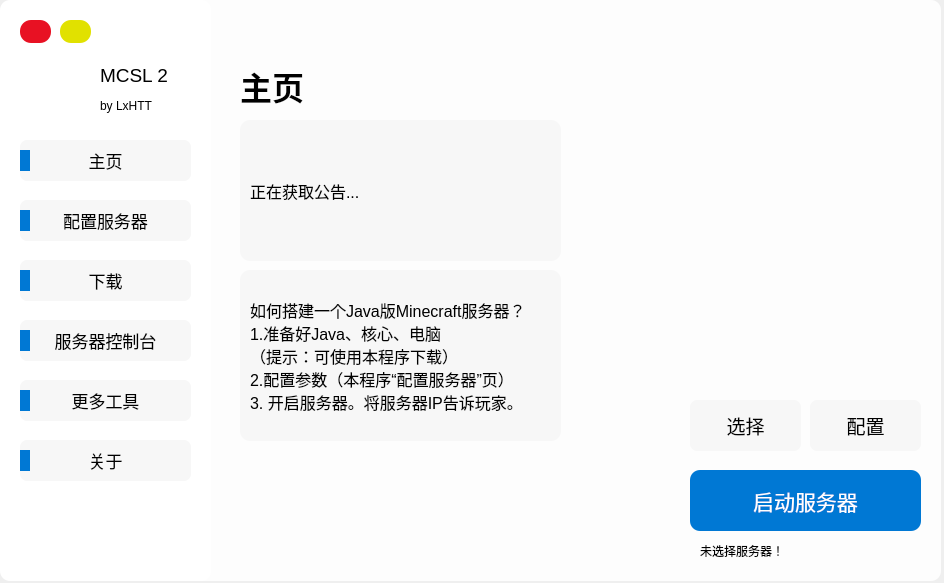
This is resources/MCSL2_MainWindow.ui in MCSLTeam/MCSL2 as Qt 5 draws it before an edit. The edited form follows.
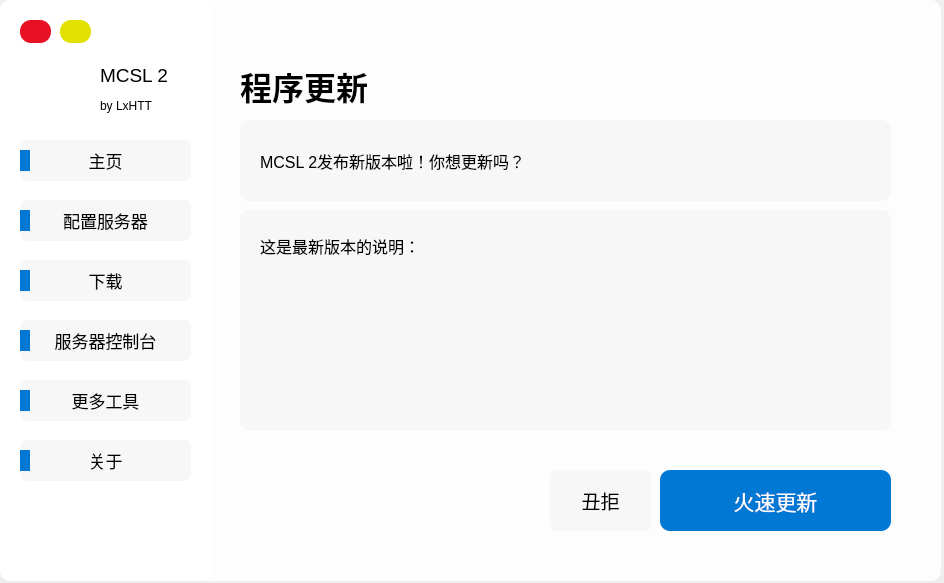
This is the edited form. Icons and pictures are not drawn.

Commit message: 做完新下载界面。

```diff
--- a/resources/MCSL2_MainWindow.ui
+++ b/resources/MCSL2_MainWindow.ui
@@ -660,7 +660,7 @@
      <enum>QFrame::NoFrame</enum>
     </property>
     <property name="currentIndex">
-     <number>0</number>
+     <number>8</number>
     </property>
     <widget class="QWidget" name="HomePage">
      <widget class="QLabel" name="Home_Label">
@@ -3098,6 +3098,225 @@
       </widget>
      </widget>
     </widget>
+    <widget class="QWidget" name="UpdatePage">
+     <widget class="QLabel" name="Update_Label">
+      <property name="geometry">
+       <rect>
+        <x>30</x>
+        <y>80</y>
+        <width>171</width>
+        <height>51</height>
+       </rect>
+      </property>
+      <property name="font">
+       <font>
+        <family>Microsoft YaHei UI</family>
+        <pointsize>24</pointsize>
+        <weight>75</weight>
+        <bold>true</bold>
+       </font>
+      </property>
+      <property name="text">
+       <string>程序更新</string>
+      </property>
+     </widget>
+     <widget class="QWidget" name="Update_Tip1_Widget" native="true">
+      <property name="geometry">
+       <rect>
+        <x>30</x>
+        <y>140</y>
+        <width>651</width>
+        <height>81</height>
+       </rect>
+      </property>
+      <property name="styleSheet">
+       <string notr="true">QWidget
+{
+	background-color: rgb(247, 247, 247);
+	border-radius: 10px
+}</string>
+      </property>
+      <widget class="QLabel" name="Update_Tip1_Label">
+       <property name="geometry">
+        <rect>
+         <x>20</x>
+         <y>10</y>
+         <width>601</width>
+         <height>61</height>
+        </rect>
+       </property>
+       <property name="font">
+        <font>
+         <family>Microsoft YaHei UI</family>
+         <pointsize>12</pointsize>
+        </font>
+       </property>
+       <property name="autoFillBackground">
+        <bool>false</bool>
+       </property>
+       <property name="styleSheet">
+        <string notr="true"/>
+       </property>
+       <property name="text">
+        <string>MCSL 2发布新版本啦！你想更新吗？</string>
+       </property>
+      </widget>
+     </widget>
+     <widget class="QPushButton" name="DoNotUpdate_PushButton">
+      <property name="geometry">
+       <rect>
+        <x>340</x>
+        <y>490</y>
+        <width>101</width>
+        <height>61</height>
+       </rect>
+      </property>
+      <property name="font">
+       <font>
+        <family>Microsoft YaHei UI</family>
+        <pointsize>14</pointsize>
+       </font>
+      </property>
+      <property name="cursor">
+       <cursorShape>PointingHandCursor</cursorShape>
+      </property>
+      <property name="styleSheet">
+       <string notr="true">QPushButton
+{
+	background-color: rgb(247, 247, 247);
+	border-radius: 7px;
+}
+QPushButton:hover
+{
+	background-color: rgb(230, 230, 230);
+	border-radius: 7px;
+}
+QPushButton:pressed
+{
+	background-color: rgb(225, 225, 225);
+	border-radius: 7px;
+}</string>
+      </property>
+      <property name="text">
+       <string>丑拒</string>
+      </property>
+     </widget>
+     <widget class="QPushButton" name="Update_PushButton">
+      <property name="geometry">
+       <rect>
+        <x>450</x>
+        <y>490</y>
+        <width>231</width>
+        <height>61</height>
+       </rect>
+      </property>
+      <property name="font">
+       <font>
+        <family>Microsoft YaHei UI</family>
+        <pointsize>16</pointsize>
+       </font>
+      </property>
+      <property name="cursor">
+       <cursorShape>PointingHandCursor</cursorShape>
+      </property>
+      <property name="styleSheet">
+       <string notr="true">QPushButton
+{
+	background-color: rgb(0, 120, 212);
+	border-radius: 10px;
+	color: rgb(255, 255, 255);
+}
+QPushButton:hover
+{
+    background-color: rgb(0, 110, 212);
+	border-radius: 10px;
+    color: rgb(255, 255, 255);
+}
+QPushButton:pressed
+{
+    background-color: rgb(0, 100, 212);
+	border-radius: 10px;
+    color: rgb(255, 255, 255);
+}</string>
+      </property>
+      <property name="text">
+       <string>火速更新</string>
+      </property>
+      <property name="flat">
+       <bool>false</bool>
+      </property>
+     </widget>
+     <widget class="QWidget" name="Update_Introduction_Widget" native="true">
+      <property name="geometry">
+       <rect>
+        <x>30</x>
+        <y>230</y>
+        <width>651</width>
+        <height>221</height>
+       </rect>
+      </property>
+      <property name="styleSheet">
+       <string notr="true">QWidget
+{
+	background-color: rgb(247, 247, 247);
+	border-radius: 10px
+}</string>
+      </property>
+      <widget class="QLabel" name="Update_Introduction_Title_Label">
+       <property name="geometry">
+        <rect>
+         <x>20</x>
+         <y>20</y>
+         <width>601</width>
+         <height>31</height>
+        </rect>
+       </property>
+       <property name="font">
+        <font>
+         <family>Microsoft YaHei UI</family>
+         <pointsize>12</pointsize>
+        </font>
+       </property>
+       <property name="autoFillBackground">
+        <bool>false</bool>
+       </property>
+       <property name="styleSheet">
+        <string notr="true"/>
+       </property>
+       <property name="text">
+        <string>这是最新版本的说明：</string>
+       </property>
+      </widget>
+      <widget class="QLabel" name="Update_Introduction_Label">
+       <property name="geometry">
+        <rect>
+         <x>20</x>
+         <y>60</y>
+         <width>601</width>
+         <height>141</height>
+        </rect>
+       </property>
+       <property name="font">
+        <font>
+         <family>Microsoft YaHei UI</family>
+         <pointsize>12</pointsize>
+        </font>
+       </property>
+       <property name="autoFillBackground">
+        <bool>false</bool>
+       </property>
+       <property name="styleSheet">
+        <string notr="true"/>
+       </property>
+       <property name="text">
+        <string/>
+       </property>
+       <property name="alignment">
+        <set>Qt::AlignLeading|Qt::AlignLeft|Qt::AlignTop</set>
+       </property>
+      </widget>
+     </widget>
+    </widget>
    </widget>
    <widget class="QLabel" name="Background">
     <property name="geometry">
```
The commit also changes 3 other files.
